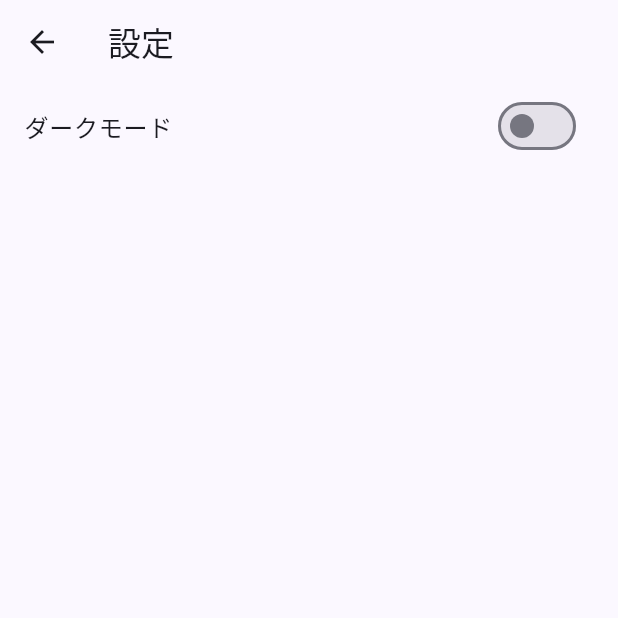
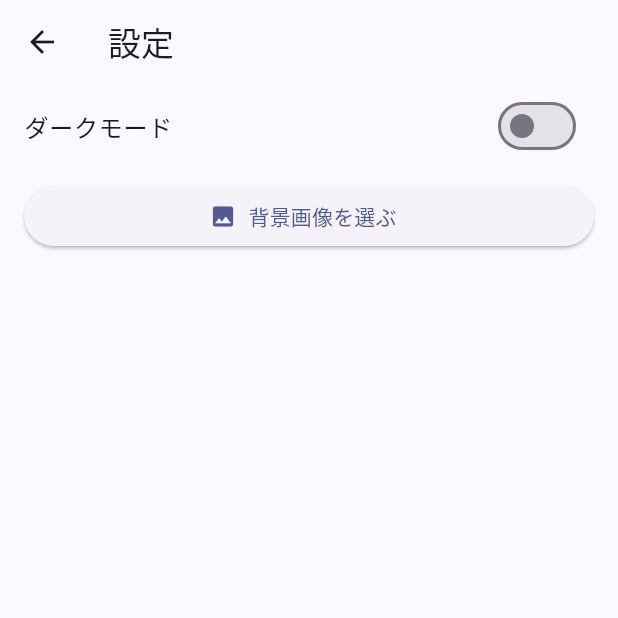
Before and after one commit to soraminn-zzz/PriceCompare, a Flutter app: the screen it shows after launch, after a tap on the "settings" icon, on a phone screen of 412 x 824 dp, the top half of it. Run offline on Flutter 3.47's test engine with Material 3 defaults, Android fonts, the phone set to English and light mode, and no system bars; our stand-ins replace image_picker.

Commit message:
feat backgound

```diff
--- a/lib/main.dart
+++ b/lib/main.dart
@@ -1,5 +1,6 @@
 import 'package:flutter/material.dart';
 import 'package:price_compare/settings.dart';
+import 'dart:io';
 
 void main() {
   runApp(const MyApp());
@@ -14,12 +15,27 @@ class MyApp extends StatefulWidget {
 
 class _MyAppState extends State<MyApp> {
   ThemeMode _themeMode = ThemeMode.system;
+  String? _backgroundImagePath;
+  double _cardOpacity = 1.0;
 
   void _toggleTheme(ThemeMode mode) {
     setState(() {
       _themeMode = mode;
     });
   }
+
+  void _setBackground(String? path) {
+    setState(() {
+      _backgroundImagePath = path;
+    });
+  }
+
+  void _setCardOpacity(double value) {
+    setState(() {
+      _cardOpacity = value;
+    });
+  }
+
   @override
   Widget build(BuildContext context) {
     return MaterialApp(
@@ -34,7 +50,9 @@ class _MyAppState extends State<MyApp> {
       ),
       themeMode: _themeMode,
       home: CompareScreen(
-          onThemeChanged: _toggleTheme, currentMode: _themeMode
+          onThemeChanged: _toggleTheme, currentMode: _themeMode,
+          onBackgroundChanged: _setBackground, backgroundImagePath: _backgroundImagePath,
+          onCardOpacityChanged: _setCardOpacity, cardOpacity: _cardOpacity,
       ),
     );
   }
@@ -43,11 +61,19 @@ class _MyAppState extends State<MyApp> {
 class CompareScreen extends StatefulWidget {
   final Function(ThemeMode) onThemeChanged;
   final ThemeMode currentMode;
+  final Function(String?) onBackgroundChanged;
+  final String? backgroundImagePath;
+  final Function(double) onCardOpacityChanged;
+  final double cardOpacity;
 
   const CompareScreen({
     super.key,
     required this.onThemeChanged,
-    required this.currentMode
+    required this.currentMode,
+    required this.onBackgroundChanged,
+    required this.backgroundImagePath,
+    required this.onCardOpacityChanged,
+    required this.cardOpacity
   });
 
 
@@ -166,6 +192,10 @@ class _CompareScreenState extends State<CompareScreen> {
               SettingsScreen(
                 onThemeChanged: widget.onThemeChanged,
                 currentMode: widget.currentMode,
+                onBackgroundChanged: widget.onBackgroundChanged,
+                backgroundImagePath: widget.backgroundImagePath,
+                onCardOpacityChanged: widget.onCardOpacityChanged,
+                cardOpacity: widget.cardOpacity,
               )),
               );
               setState(() {});
@@ -173,7 +203,20 @@ class _CompareScreenState extends State<CompareScreen> {
           ),
         ]
       ),
-      body: Padding(
+
+      body: Stack(
+        children: [
+
+          if (widget.backgroundImagePath != null)
+            Positioned.fill(
+              child: Image.file(
+                File(widget.backgroundImagePath!),
+                fit: BoxFit.cover,
+              ),
+            ),
+          Opacity(
+            opacity: widget.cardOpacity,
+            child: Padding(
               padding: const EdgeInsets.all(16.0),
               child: Column(
                 crossAxisAlignment: CrossAxisAlignment.start, // 全体を左寄せに揃える
@@ -340,6 +383,9 @@ class _CompareScreenState extends State<CompareScreen> {
                 ],
               ),
             ),
+          )
+        ]
+      ),
     );
   }
 }
--- a/lib/settings.dart
+++ b/lib/settings.dart
@@ -1,13 +1,22 @@
 import 'package:flutter/material.dart';
+import 'package:image_picker/image_picker.dart';
 
 class SettingsScreen extends StatefulWidget {
   final Function(ThemeMode) onThemeChanged;
   final ThemeMode currentMode;
+  final String? backgroundImagePath;
+  final Function(String?) onBackgroundChanged;
+  final Function(double) onCardOpacityChanged;
+  final double cardOpacity;
 
   const SettingsScreen({
     super.key,
     required this.onThemeChanged,
     required this.currentMode,
+    required this.backgroundImagePath,
+    required this.onBackgroundChanged,
+    required this.onCardOpacityChanged,
+    required this.cardOpacity
   });
 
   @override
@@ -15,11 +24,30 @@ class SettingsScreen extends StatefulWidget {
 }
 
 class _SettingScreenState extends State<SettingsScreen> {
+  late double _localOpacity;
+
+  @override
+  void initState() {
+    super.initState();
+    _localOpacity = widget.cardOpacity;
+  }
+
+  Future<void> _pickImage() async {
+    final picker = ImagePicker();
+    final XFile? pickImage = await picker.pickImage(source: ImageSource.gallery);
+
+    if (pickImage != null) {
+      widget.onBackgroundChanged(pickImage.path);
+    }
+  }
+
   @override
   Widget build(BuildContext context) {
     return Scaffold(
       appBar: AppBar(title: Text('設定')),
-      body: SwitchListTile(
+      body: Column(
+        children: [
+          SwitchListTile(
             title: Text('ダークモード'),
             value: widget.currentMode == ThemeMode.dark,
             onChanged: (bool value) {
@@ -28,6 +56,35 @@ class _SettingScreenState extends State<SettingsScreen> {
               );
             },
           ),
+          Padding(
+            padding: EdgeInsets.symmetric(horizontal: 16, vertical: 8),
+            child: SizedBox(
+              width: double.infinity,
+              child: ElevatedButton.icon(
+                icon: Icon(Icons.image),
+                label: Text('背景画像を選ぶ'),
+                onPressed: _pickImage,
+              ),
+            ),
+          ),
+
+          if (widget.backgroundImagePath != null) ...[
+            Text('透過度: ${(_localOpacity * 100).toInt()}%'),
+            Slider(
+                value: _localOpacity,
+                min: 0.0,
+                max: 1.0,
+                divisions: 10,
+                onChanged: (value) {
+                  setState(() {
+                    _localOpacity = value;
+                  });;
+                  widget.onCardOpacityChanged(value);
+                }
+            ),
+          ],
+        ],
+      )
     );
   }
 }
```
Also changed, not shown: 5 other files. Lines whose indentation alone changed are shown as unchanged.
